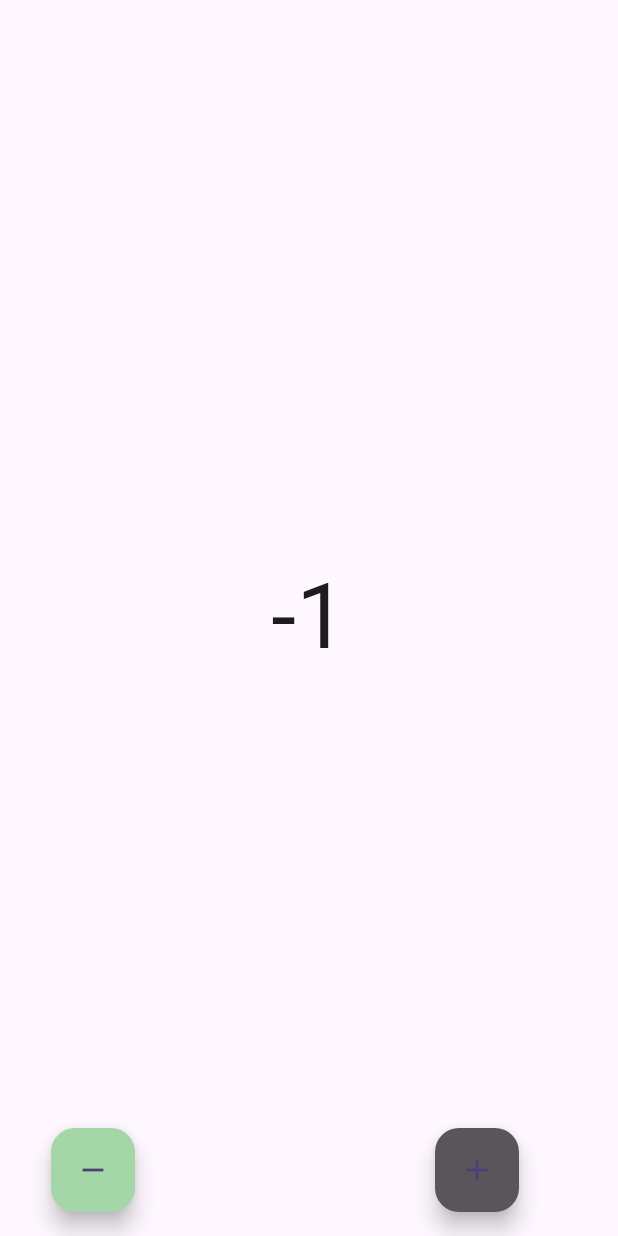
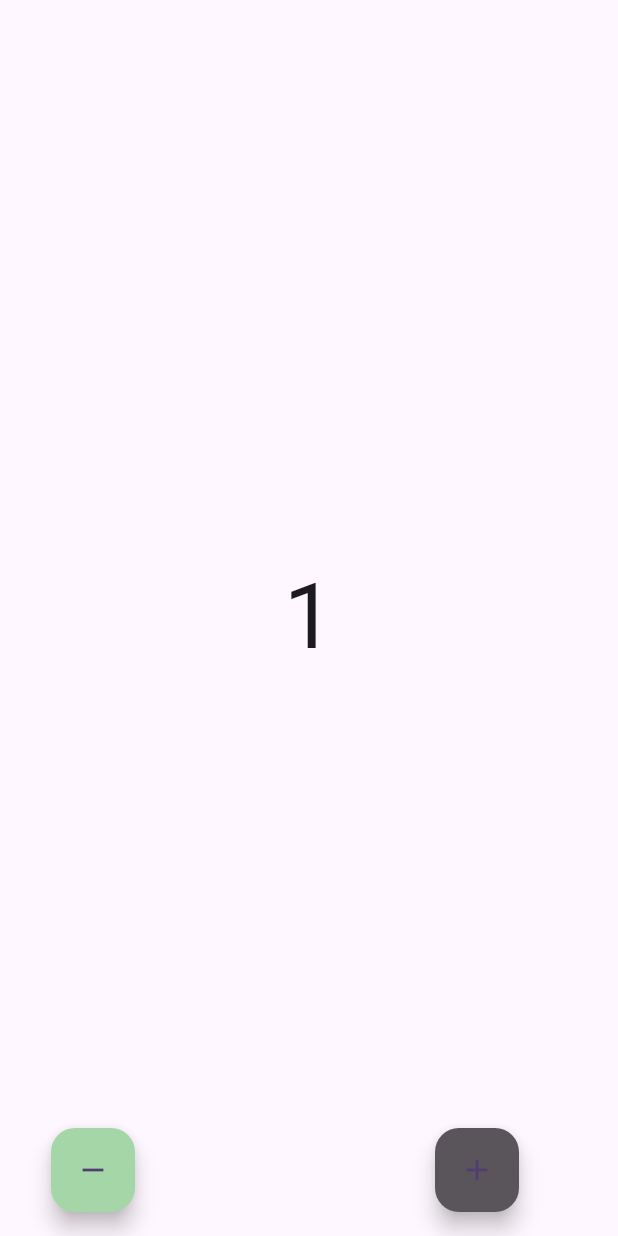
Before and after one commit to Kaferas/flutter_bloc_state_management, a Flutter app: the screen it shows after launch, after a tap on the "remove" icon, on a phone screen of 412 x 824 dp. Run offline on Flutter 3.47's test engine with Material 2 defaults, Android fonts, the phone set to English and light mode, and no system bars; our stand-ins replace bloc, equatable, flutter_bloc.

Commit message:
using extension Method in the UI

```diff
--- a/lib/main.dart
+++ b/lib/main.dart
@@ -33,16 +33,35 @@
   @override
   Widget build(BuildContext context) {
     return Scaffold(
-      body: Center(
+      body: BlocConsumer<CounterCubit, CounterState>(
+        listener: (context, state) {
+          if (state.counter == 3) {
+              showAboutDialog(context: context,
+              children: [
+                AlertDialog(
+                  icon:const Icon(Icons.adjust_rounded),
+                  content: Center(child: Text("Counter is ${state.counter}",style:const TextStyle(fontSize:22))),
+                ),
+              ]);
+            } else if (state.counter == -1) {
+              Navigator.push(context, MaterialPageRoute(builder: (context) {
+                return const OtherPage();
+              }));
+            }
+        },
+          builder: (context, state) {
+            return Center(
               child: Column(
                 mainAxisAlignment: MainAxisAlignment.center,
                 children: <Widget>[
                   Text(
-              '${BlocProvider.of<CounterCubit>(context, listen: true).state.counter}',
+                    '${state.counter}',
                     style: const TextStyle(fontSize: 60),
                   ),
                 ],
               ),
+            );
+          },
         ),
       floatingActionButton: Row(
         mainAxisAlignment: MainAxisAlignment.spaceAround,
@@ -53,7 +72,9 @@
             backgroundColor: Colors.green.shade200,
             child: const Icon(Icons.remove),
             onPressed: () {
-              BlocProvider.of<CounterCubit>(context).decrement();
+              // BlocProvider.of<CounterCubit>(context).decrement();
+              context.read<CounterCubit>().increment();
+               // watch extension method may pointlessly rebuild the Widget
             },
           ),
           const SizedBox(
@@ -65,7 +86,9 @@
             splashColor: Colors.blueGrey,
             child: const Icon(Icons.add),
             onPressed: () {
-              BlocProvider.of<CounterCubit>(context).increment();
+              // BlocProvider.of<CounterCubit>(context).increment();
+              context.read<CounterCubit>().decrement();
+              // watch extension method may pointlessly rebuild the Widget
             },
           ),
         ],
```
Also changed, not shown: lib/other_page.dart (+6 -5 lines). Lines whose indentation alone changed are shown as unchanged.
